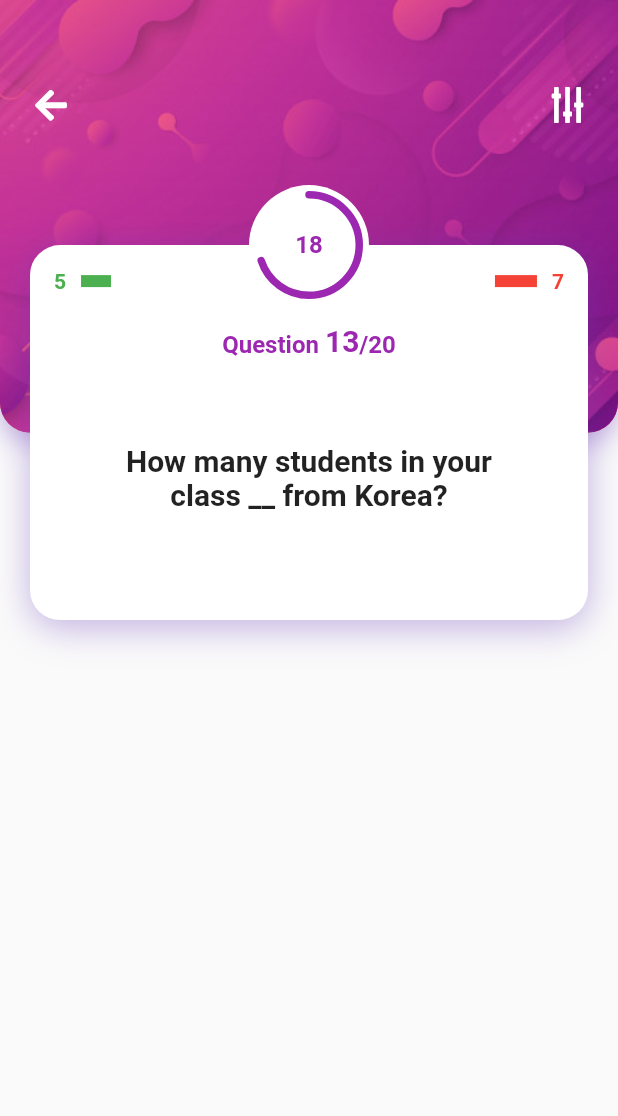
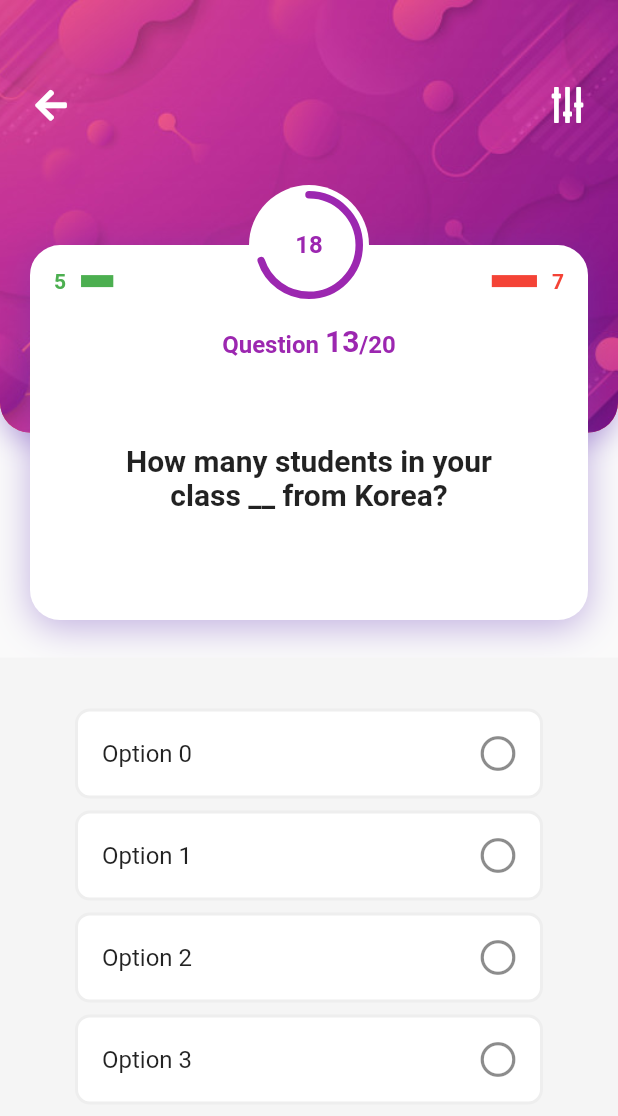
Before and after one commit to aman1210/FindMind_Quiz, a Flutter app: the screen it shows after launch, on a phone screen of 412 x 824 dp. Shown: the top 1116 px of the screen. Run offline on Flutter 3.47's test engine with Material 2 defaults, Android fonts, the phone set to English and light mode, and no system bars; drawn by our look-alikes of percent_indicator; our stand-ins replace firebase_core, font_awesome_flutter; accounts and stored records are empty.

Commit message:
adding options tabs

```diff
--- a/lib/screens/quizScreen.dart
+++ b/lib/screens/quizScreen.dart
@@ -83,12 +83,14 @@ class QuizScreen extends StatelessWidget {
             progressNumber: 05,
             percent: 5 / 20,
             color: Colors.green,
-            isCorrectProgess: true),
+            isCorrectProgess: true,
+            width: (s.width - 200) / 2),
         progressIndicator(
             progressNumber: 07,
             percent: 7 / 20,
             color: Colors.red,
-            isCorrectProgess: false),
+            isCorrectProgess: false,
+            width: (s.width - 200) / 2),
       ],
     );
     var question = Expanded(
@@ -164,7 +166,8 @@ class QuizScreen extends StatelessWidget {
       {int progressNumber,
       double percent,
       Color color,
-      bool isCorrectProgess}) {
+      bool isCorrectProgess,
+      double width}) {
     var text = Text(
       '$progressNumber',
       style: TextStyle(color: color, fontWeight: FontWeight.bold),
@@ -173,7 +176,7 @@ class QuizScreen extends StatelessWidget {
       progressColor: color,
       percent: percent,
       backgroundColor: Colors.white,
-      width: 100,
+      width: width,
       lineHeight: 8,
       animation: true,
     );
--- a/lib/widgets/optionsContainer.dart
+++ b/lib/widgets/optionsContainer.dart
@@ -1,6 +1,7 @@
 import 'package:flutter/material.dart';
+import 'package:font_awesome_flutter/font_awesome_flutter.dart';
 
-class OptionContainer extends StatelessWidget {
+class OptionContainer extends StatefulWidget {
   const OptionContainer({
     Key key,
     @required this.bottomWidgetHeight,
@@ -11,11 +12,48 @@ class OptionContainer extends StatelessWidget {
   final Size s;
 
   @override
+  _OptionContainerState createState() => _OptionContainerState();
+}
+
+class _OptionContainerState extends State<OptionContainer> {
+  int selected = -1;
+  @override
   Widget build(BuildContext context) {
     return Container(
-      height: bottomWidgetHeight,
-      width: s.width,
-      // color: Colors.blue,
+      padding: const EdgeInsets.only(top: 30),
+      height: widget.bottomWidgetHeight,
+      color: Colors.grey[100],
+      width: widget.s.width,
+      child: Center(
+        child: ListView.builder(
+          itemBuilder: (context, index) {
+            return Container(
+              margin: const EdgeInsets.symmetric(horizontal: 50, vertical: 4),
+              decoration: BoxDecoration(
+                color: Colors.white,
+                borderRadius: BorderRadius.circular(10),
+                border: Border.all(
+                    color: index == selected ? Colors.green : Colors.grey[200],
+                    width: 2),
+              ),
+              child: ListTile(
+                  title: Text('Option $index'),
+                  trailing: index == selected
+                      ? Icon(
+                          Icons.check_circle,
+                          color: Colors.green,
+                        )
+                      : Icon(FontAwesomeIcons.circle),
+                  onTap: () {
+                    setState(() {
+                      selected = index;
+                    });
+                  }),
+            );
+          },
+          itemCount: 4,
+        ),
+      ),
     );
   }
 }
```
